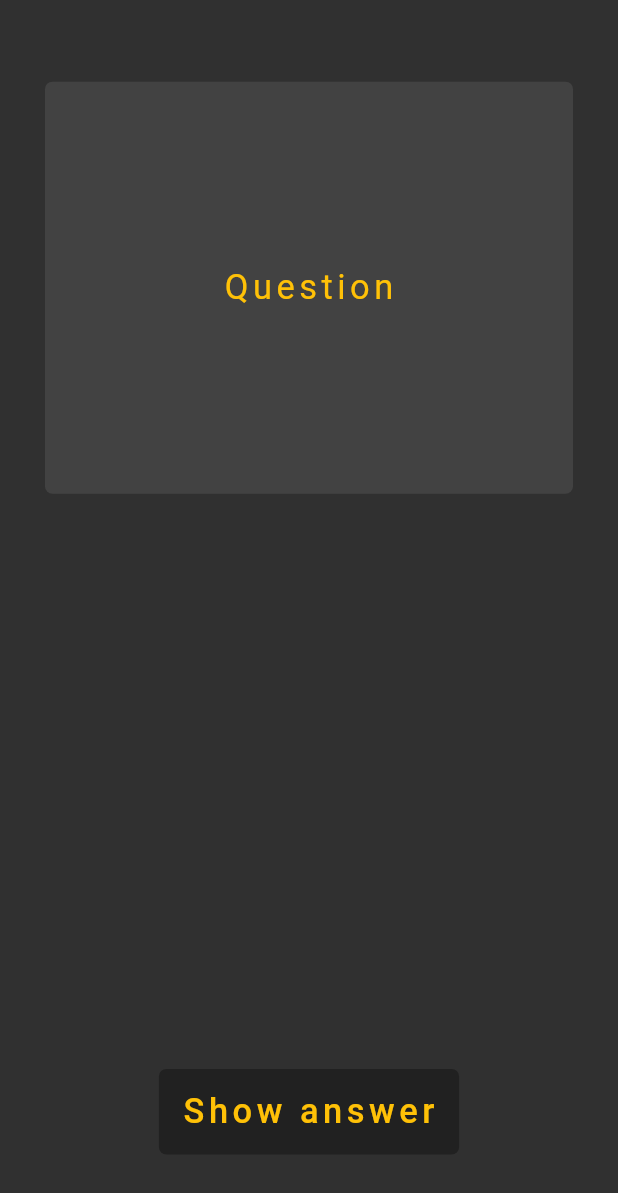
After one commit to droggl/effectiveGeo, a Flutter app: the Flashcard screen opened by its route, on a phone screen of 412 x 824 dp. The commit adds this screen. Shown: the top 1193 px of the screen. Run offline on Flutter 3.47's test engine with Material 2 defaults, Android fonts, the phone set to English and light mode, and no system bars; our stand-ins replace flutter_svg; missing offline and left inert: country_provider.

Commit message:
add flashcard

```diff
--- a/lib/main.dart
+++ b/lib/main.dart
@@ -4,6 +4,7 @@ import 'package:effective_geo/pages/country_table.dart';
 import 'package:effective_geo/pages/loading.dart';
 import 'package:effective_geo/pages/settings.dart';
 import 'package:effective_geo/pages/navigation.dart';
+import 'package:effective_geo/pages/flashcard.dart';
 
 void main() => runApp(MaterialApp(
   initialRoute: '/navigation',
@@ -15,7 +16,8 @@ void main() => runApp(MaterialApp(
     '/home':(context) =>Home(),
     '/settings':(context) =>Settings(),
     '/country_table':(context) =>CountryTable(),
-    '/navigation': (context) =>Navigation()
+    '/navigation': (context) =>Navigation(),
+    '/flashcard': (context) =>Flashcard(),
 
   },
 
--- /dev/null
+++ b/lib/pages/flashcard.dart
@@ -0,0 +1,100 @@
+import 'package:flutter/material.dart';
+
+class Flashcard extends StatefulWidget {
+  @override
+  _FlashcardState createState() => _FlashcardState();
+}
+
+class _FlashcardState extends State<Flashcard> {
+  @override
+  Widget build(BuildContext context) {
+    MediaQueryData queryData;
+    queryData = MediaQuery.of(context);
+    bool showAnswer = false;
+    return Scaffold(
+      backgroundColor: Colors.grey[850],
+      body: Center(
+      child: Column(
+        mainAxisAlignment: MainAxisAlignment.spaceEvenly,
+        children: <Widget>[
+          SizedBox(
+            width: double.infinity,
+            height: queryData.size.height / 3,
+            child: Container(
+              margin: EdgeInsets.fromLTRB(30, 0, 30, 0),
+              decoration: BoxDecoration(
+                  color: Colors.grey[800],
+                  borderRadius: BorderRadius.all(Radius.circular(5))),
+              child: Center(
+                child: Text(
+                  "Question",
+                  style: TextStyle(
+                      color: Colors.amber,
+                      fontSize: 23,
+                      letterSpacing: 3),
+                ),
+              ),
+            ),
+          ),
+
+          Visibility(
+            visible: showAnswer,
+            maintainSize: true,
+            maintainAnimation: true,
+            maintainState: true,
+            child:
+            SizedBox(
+              width: double.infinity,
+              height: queryData.size.height / 3,
+              child: Container(
+                margin: EdgeInsets.fromLTRB(30, 0, 30, 0),
+                decoration: BoxDecoration(
+                    color: Colors.grey[800],
+                    borderRadius: BorderRadius.all(Radius.circular(5))),
+                child: Center(
+                  child: Text(
+                    "Answer",
+                    style: TextStyle(
+                        color: Colors.amber,
+                        fontSize: 23,
+                        letterSpacing: 3),
+                  ),
+                ),
+              ),
+            ),
+          ),
+
+          FlatButton(
+            padding: EdgeInsets.fromLTRB(30, 0, 30, 0),
+            onPressed: () {
+              showAnswer = true;
+            },
+            child: Container(
+              padding: EdgeInsets.fromLTRB(15, 15, 15, 15),
+              decoration: BoxDecoration(
+                  color: Colors.grey[900],
+                  // border: Border.all(
+                  //   color: Colors.amber,
+                  // ),
+                  borderRadius: BorderRadius.all(Radius.circular(5),)
+              ),
+              child: (
+                  Text("Show answer",
+                    style: TextStyle(
+                      color: Colors.amber,
+                      fontSize: 23,
+                      letterSpacing: 3,
+
+                    ),
+                  )
+              ),
+            ),
+          ),
+
+
+        ],
+      ),
+    ),
+    );
+  }
+}
--- a/lib/pages/home.dart
+++ b/lib/pages/home.dart
@@ -70,6 +70,9 @@ class _HomeState extends State<Home> {
               children: [
                 FlatButton(
                   padding: EdgeInsets.fromLTRB(65, 0, 0, 0),
+                  onPressed: () {
+                    Navigator.pushNamed(context, "/flashcard");
+                  },
                   child: Container(
                     padding: EdgeInsets.fromLTRB(15, 15, 15, 15),
                     decoration: BoxDecoration(
--- a/lib/pages/navigation.dart
+++ b/lib/pages/navigation.dart
@@ -27,6 +27,7 @@ class _NavigationState extends State<Navigation> {
   Widget build(BuildContext context) {
     return Scaffold(
         body:  routeList[currentIndex],
+        backgroundColor: Colors.grey[850],
 
         bottomNavigationBar: BottomNavigationBar(
           currentIndex: currentIndex,
@@ -71,7 +72,6 @@ class _NavigationState extends State<Navigation> {
                 label: "..."
 
             ),
-
           ],
         )
     );
```
